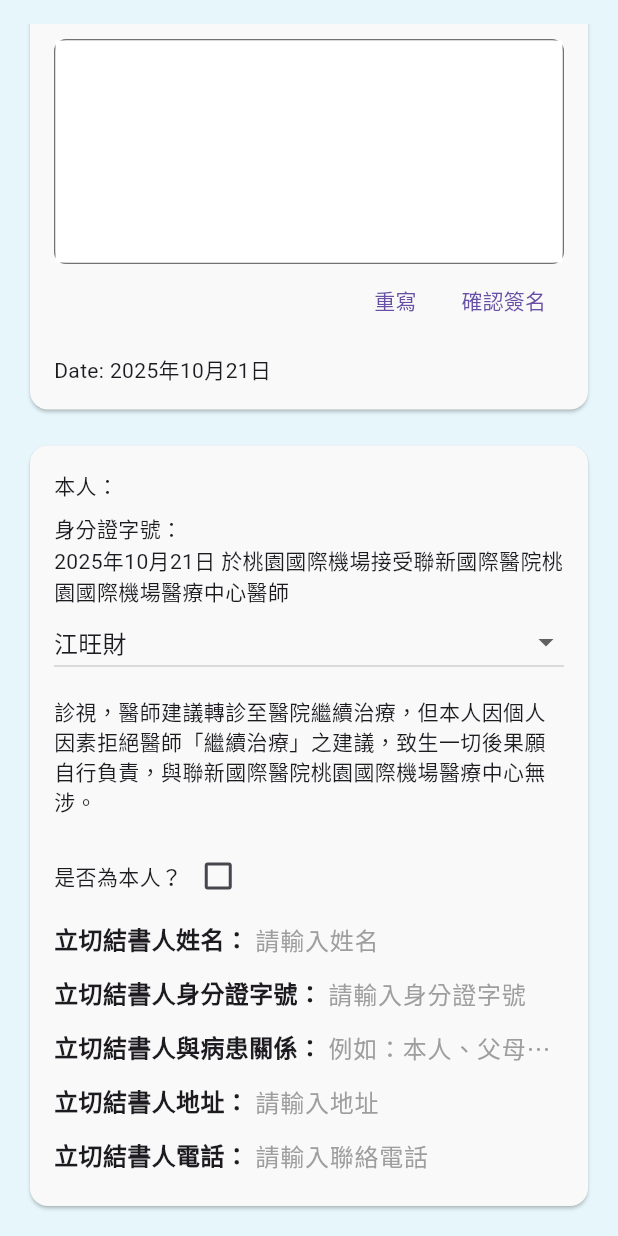
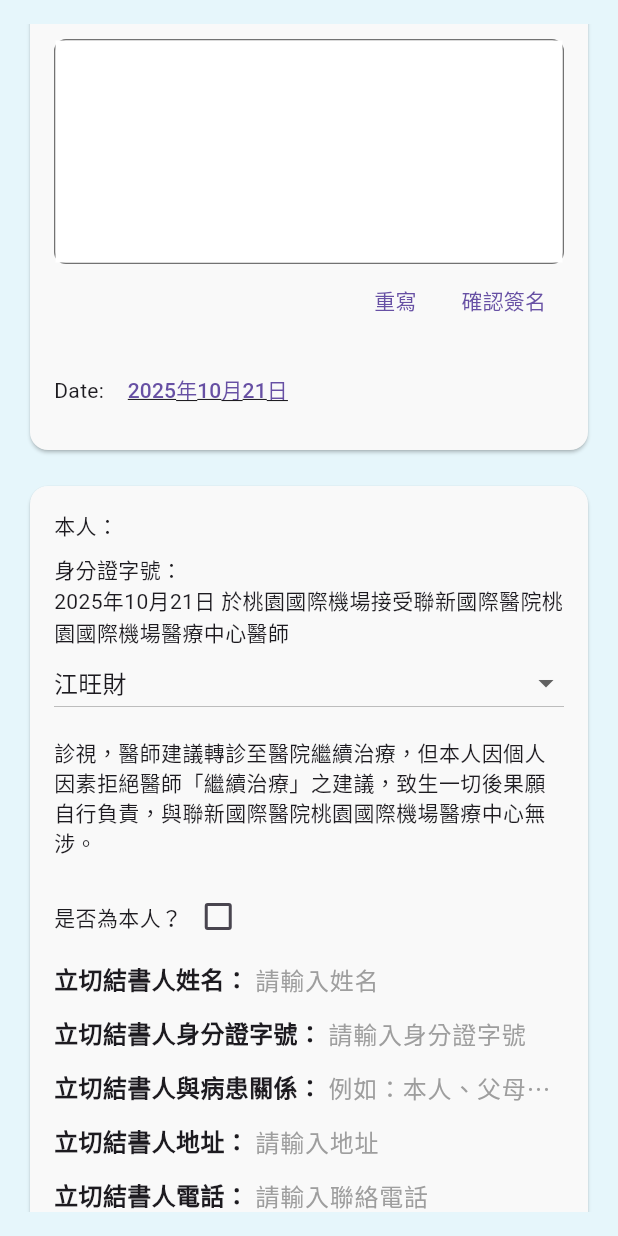
Before and after one commit to aihuaonce/chikawa_airport, a Flutter app: the UndertakingPage widget shown alone on an empty page, opened directly with empty values, scrolled down 366 dp, on a phone screen of 412 x 824 dp. Run offline on Flutter 3.47's test engine with Material 3 defaults, Android fonts, the phone set to English and light mode, and no system bars; drawn by our look-alikes of signature; our stand-ins replace drift, file_picker, shared_preferences; missing offline and left inert: flutter_painter_v2; accounts and stored records are empty; generated files the repository leaves out were written again.

Commit message:
可選日期

```diff
--- a/lib/Ambulance_Situation.dart
+++ b/lib/Ambulance_Situation.dart
@@ -83,6 +83,7 @@ class _AmbulanceSituationPageState extends State<AmbulanceSituationPage> {
     'medication',
     'other',
   ];
+
   static const _pmhKeys = [
     'none',
     'unknown',
--- a/lib/Undertaking.dart
+++ b/lib/Undertaking.dart
@@ -34,6 +34,8 @@ class _UndertakingPageState extends State<UndertakingPage>
     penColor: Colors.black,
     exportBackgroundColor: Colors.white,
   );
+
+  DateTime _selectedDate = DateTime.now();
 
   @override
   void initState() {
@@ -139,7 +141,7 @@ class _UndertakingPageState extends State<UndertakingPage>
     super.build(context);
     if (_isLoading) return const Center(child: CircularProgressIndicator());
 
-    final today = _todayTw();
+    final today = _formatDate(_selectedDate);
 
     return Consumer<UndertakingData>(
       builder: (context, dataModel, child) {
@@ -209,7 +211,21 @@ class _UndertakingPageState extends State<UndertakingPage>
                 const SizedBox(height: 8),
                 _buildSignatureArea(dataModel),
                 const SizedBox(height: 12),
-                Text("Date: $today"),
+                Row(
+                  children: [
+                    const Text("Date: "),
+                    TextButton(
+                      onPressed: () => _selectDate(context),
+                      child: Text(
+                        today,
+                        style: const TextStyle(
+                          fontSize: 14,
+                          decoration: TextDecoration.underline,
+                        ),
+                      ),
+                    ),
+                  ],
+                ),
               ],
             ),
           ),
@@ -399,9 +415,23 @@ class _UndertakingPageState extends State<UndertakingPage>
     );
   }
 
-  String _todayTw() {
-    final d = DateTime.now();
+  String _formatDate(DateTime date) {
     String two(int n) => n.toString().padLeft(2, '0');
-    return '${d.year}年${two(d.month)}月${two(d.day)}日';
+    return '${date.year}年${two(date.month)}月${two(date.day)}日';
+  }
+
+  Future<void> _selectDate(BuildContext context) async {
+    final DateTime? picked = await showDatePicker(
+      context: context,
+      initialDate: _selectedDate,
+      firstDate: DateTime(2020),
+      lastDate: DateTime(2030),
+      locale: const Locale('zh', 'TW'),
+    );
+    if (picked != null && picked != _selectedDate) {
+      setState(() {
+        _selectedDate = picked;
+      });
+    }
   }
 }
```
